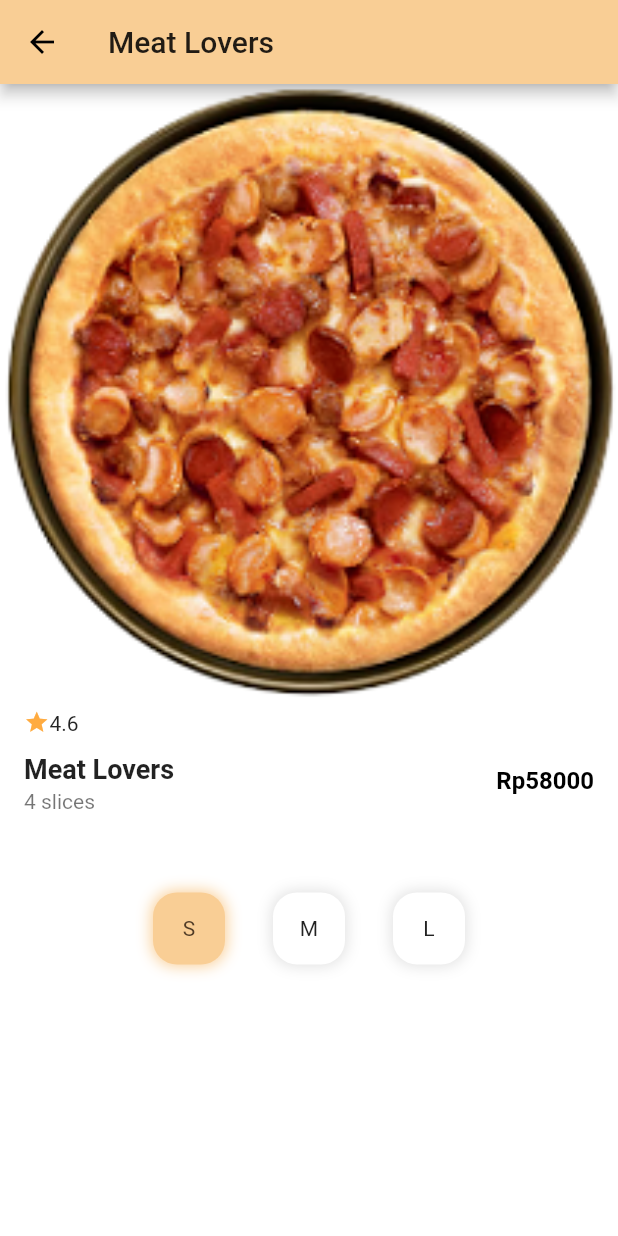
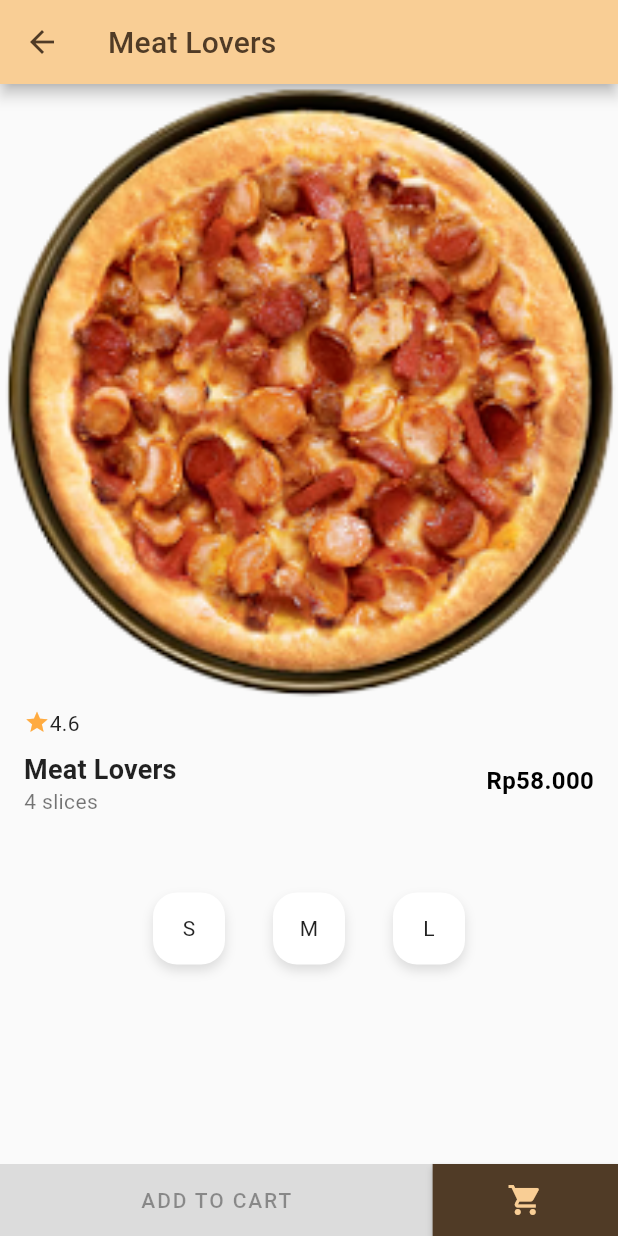
Before and after one commit to wakdyan/pizza_and_pasta, a Flutter app: the screen it shows after launch, after a tap on "Meat Lovers", on a phone screen of 412 x 824 dp. Run offline on Flutter 3.47's test engine with Material 2 defaults, Android fonts, the phone set to English and light mode, and no system bars; drawn by our look-alikes of badges; our stand-ins replace google_fonts.

Commit message:
update project with animation, add cart and order confirmation page, and formatted currency

```diff
--- a/lib/models/food.dart
+++ b/lib/models/food.dart
@@ -1,17 +1,21 @@
+import 'food_size.dart';
+
 class Food {
   int id;
   String imageUrl;
   String name;
   String tag;
+  List<FoodSize> size;
   String description;
-  String price;
-  num rating;
+  double price;
+  double rating;
 
   Food({
     this.id,
     this.imageUrl,
     this.name,
     this.tag,
+    this.size,
     this.description,
     this.price,
     this.rating,
--- /dev/null
+++ b/lib/models/food_size.dart
@@ -0,0 +1,6 @@
+class FoodSize {
+  int quantity;
+  String name;
+
+  FoodSize(this.name, [this.quantity = 1]);
+}
--- a/lib/pages/detail_page.dart
+++ b/lib/pages/detail_page.dart
@@ -1,12 +1,18 @@
+import 'dart:ui';
+
+import 'package:badges/badges.dart';
 import 'package:flutter/material.dart';
 
 import '../models/food.dart';
+import '../models/food_size.dart';
 import '../themes/app_color.dart';
 import '../themes/app_decoration.dart';
 import '../themes/app_text_style.dart';
 import '../values/data.dart';
 import '../values/dimens.dart';
 import '../widgets/rating.dart';
+import 'cart_page.dart';
+import 'home_page.dart';
 
 class DetailPage extends StatefulWidget {
   final Food food;
@@ -18,12 +24,11 @@ class DetailPage extends StatefulWidget {
 }
 
 class _DetailPageState extends State<DetailPage> {
-  var _selectedIndex = 0;
+  int _selectedIndex;
   @override
   Widget build(BuildContext context) {
     return Scaffold(
       appBar: AppBar(title: Text(widget.food.name)),
-      backgroundColor: AppColor.background,
       body: SingleChildScrollView(
         child: Column(
           crossAxisAlignment: CrossAxisAlignment.start,
@@ -36,9 +41,48 @@ class _DetailPageState extends State<DetailPage> {
               ),
             ),
             _buildFoodInfo(),
-            _buildFoodSize(context),
+            _buildFoodSizeButton(context),
           ],
         ),
+      ),
+      bottomNavigationBar: _buildBottomNavBar(context),
+    );
+  }
+
+  Widget _buildBottomNavBar(BuildContext context) {
+    return Container(
+      width: MediaQuery.of(context).size.width,
+      child: Row(
+        children: [
+          Expanded(
+            flex: 7,
+            child: ElevatedButton(
+              onPressed: _selectedIndex == null ? null : _addToCart,
+              style: ElevatedButton.styleFrom(shape: BeveledRectangleBorder()),
+              child: Text('ADD TO CART'),
+            ),
+          ),
+          Expanded(
+            flex: 3,
+            child: ElevatedButton(
+              onPressed: () => _moveToCartPage(context),
+              style: ElevatedButton.styleFrom(
+                shape: BeveledRectangleBorder(),
+                primary: AppColor.accent,
+                onPrimary: AppColor.onAccent,
+              ),
+              child: Badge(
+                showBadge: carts.isEmpty ? false : true,
+                badgeContent: Text(
+                  _getTotalQuantity(),
+                  style: badgeStyle,
+                ),
+                padding: const EdgeInsets.all(4),
+                child: Icon(Icons.shopping_cart),
+              ),
+            ),
+          ),
+        ],
       ),
     );
   }
@@ -56,7 +100,7 @@ class _DetailPageState extends State<DetailPage> {
           title: Text(widget.food.name, style: titleStyle),
           subtitle: Text(widget.food.description),
           trailing: Text(
-            widget.food.price,
+            currency.format(widget.food.price),
             style: priceStyle,
             strutStyle: StrutStyle(fontSize: 20),
           ),
@@ -65,7 +109,7 @@ class _DetailPageState extends State<DetailPage> {
     );
   }
 
-  Widget _buildFoodSize(BuildContext context) {
+  Widget _buildFoodSizeButton(BuildContext context) {
     return Container(
       height: 48,
       width: MediaQuery.of(context).size.width,
@@ -75,17 +119,19 @@ class _DetailPageState extends State<DetailPage> {
           shrinkWrap: true,
           scrollDirection: Axis.horizontal,
           itemCount: foodSizes.length,
-          itemBuilder: (context, index) {
+          itemBuilder: (_, index) {
             return GestureDetector(
-              onTap: () => setState(() => _selectedIndex = index),
-              child: Container(
+              onTap: () => _onFoodSizeButtonTapped(index),
+              child: AnimatedContainer(
+                duration: Duration(milliseconds: 300),
+                curve: Curves.fastOutSlowIn,
                 height: 48,
                 width: 48,
                 alignment: Alignment.center,
                 padding: const EdgeInsets.all(smallPadding),
                 decoration: _selectedIndex == index
-                    ? selectedSizeDecoration
-                    : unselectedSizeDecoration,
+                    ? selectedFoodSizeDecoration
+                    : unselectedFoodSizeDecoration,
                 child: Text(
                   foodSizes[index],
                   style: TextStyle(
@@ -106,4 +152,41 @@ class _DetailPageState extends State<DetailPage> {
       ),
     );
   }
+
+  void _moveToCartPage(BuildContext context) {
+    Navigator.push(
+      context,
+      MaterialPageRoute(builder: (_) => CartPage()),
+    );
+  }
+
+  void _onFoodSizeButtonTapped(int index) {
+    setState(() => _selectedIndex = index);
+  }
+
+  void _addToCart() {
+    var foods = carts.where((element) => element.name == widget.food.name);
+    if (foods.isEmpty) {
+      carts.add(widget.food..size = [FoodSize(foodSizes[_selectedIndex])]);
+    } else {
+      var sizes = foods.first.size
+          .where((element) => element.name == foodSizes[_selectedIndex]);
+      if (sizes.isEmpty) {
+        foods.first.size.add(FoodSize(foodSizes[_selectedIndex]));
+      } else {
+        sizes.first.quantity += 1;
+      }
+    }
+
+    setState(() {});
+  }
+
+  String _getTotalQuantity() {
+    return carts.fold<int>(0, (previousValue, element) {
+      return previousValue +
+          element.size.fold<int>(0, (previousValue, element) {
+            return previousValue + element.quantity;
+          });
+    }).toString();
+  }
 }
--- a/lib/pages/home_page.dart
+++ b/lib/pages/home_page.dart
@@ -1,14 +1,20 @@
 import 'package:flutter/material.dart';
+import 'package:intl/intl.dart';
 
-import '../themes/app_color.dart';
 import '../widgets/business_lunch.dart';
 import '../widgets/favorite_food.dart';
+import 'cart_page.dart';
+
+final currency = NumberFormat.currency(
+  locale: 'id_ID',
+  name: 'Rp',
+  decimalDigits: 0,
+);
 
 class HomePage extends StatelessWidget {
   @override
   Widget build(BuildContext context) {
     return Scaffold(
-      backgroundColor: AppColor.background,
       body: SafeArea(
         child: SingleChildScrollView(
           child: Column(
@@ -20,6 +26,14 @@ class HomePage extends StatelessWidget {
           ),
         ),
       ),
+      floatingActionButton: FloatingActionButton(
+        onPressed: () => _moveToCartPage(context),
+        child: Icon(Icons.shopping_cart),
+      ),
     );
   }
+
+  void _moveToCartPage(BuildContext context) {
+    Navigator.push(context, MaterialPageRoute(builder: (_) => CartPage()));
+  }
 }
--- a/lib/themes/app_color.dart
+++ b/lib/themes/app_color.dart
@@ -5,6 +5,9 @@ class AppColor {
   static const onPrimary = Color(0xff503b26);
 
   static const accent = Color(0xff503b26);
+  static const onAccent = Color(0xfff9ce95);
+
+  static const accentLight = Color(0xff7d654e);
 
   static const surface = Colors.white;
   static const onSurface = Colors.black87;
--- a/lib/themes/app_decoration.dart
+++ b/lib/themes/app_decoration.dart
@@ -15,28 +15,26 @@ final cardDecoration = BoxDecoration(
   ],
 );
 
-final selectedSizeDecoration = BoxDecoration(
+final selectedFoodSizeDecoration = BoxDecoration(
   color: AppColor.primary,
   borderRadius: BorderRadius.circular(sizeCardRadius),
   boxShadow: [
     BoxShadow(
       color: AppColor.primary,
-      offset: Offset(0, 0),
-      blurRadius: 8,
-      spreadRadius: 1,
+      offset: Offset(0, 4),
+      blurRadius: 6,
     ),
   ],
 );
 
-final unselectedSizeDecoration = BoxDecoration(
+final unselectedFoodSizeDecoration = BoxDecoration(
   color: AppColor.surface,
   borderRadius: BorderRadius.circular(sizeCardRadius),
   boxShadow: [
     BoxShadow(
       color: Colors.black12,
-      offset: Offset(0, 0),
-      blurRadius: 8,
-      spreadRadius: 1,
+      offset: Offset(0, 4),
+      blurRadius: 6,
     ),
   ],
 );
--- a/lib/themes/app_theme.dart
+++ b/lib/themes/app_theme.dart
@@ -1,12 +1,37 @@
 import 'package:flutter/material.dart';
-import 'package:submission/themes/app_color.dart';
+
+import 'app_color.dart';
+import 'app_text_style.dart';
 
 final appTheme = ThemeData(
   primaryColor: AppColor.primary,
   accentColor: AppColor.accent,
+  appBarTheme: AppBarTheme(
+    textTheme: textTheme.copyWith(
+      headline6: TextStyle(
+        fontSize: 20,
+        fontWeight: FontWeight.w500,
+        letterSpacing: 0.15,
+        color: AppColor.onPrimary,
+      ),
+    ),
+    iconTheme: IconThemeData(color: AppColor.onPrimary),
+  ),
+  backgroundColor: AppColor.background,
+  textButtonTheme: TextButtonThemeData(
+    style: TextButton.styleFrom(primary: AppColor.onPrimary),
+  ),
+  elevatedButtonTheme: ElevatedButtonThemeData(
+    style: ElevatedButton.styleFrom(
+      primary: AppColor.primary,
+      onPrimary: AppColor.onPrimary,
+      minimumSize: Size(36, 48),
+    ),
+  ),
   floatingActionButtonTheme: FloatingActionButtonThemeData(
     backgroundColor: AppColor.primary,
     foregroundColor: AppColor.onPrimary,
   ),
+  textTheme: textTheme,
   visualDensity: VisualDensity.adaptivePlatformDensity,
 );
--- a/lib/widgets/business_lunch.dart
+++ b/lib/widgets/business_lunch.dart
@@ -2,6 +2,7 @@ import 'package:flutter/material.dart';
 
 import '../models/food.dart';
 import '../pages/detail_page.dart';
+import '../pages/home_page.dart';
 import '../themes/app_decoration.dart';
 import '../themes/app_text_style.dart';
 import '../values/data.dart';
@@ -92,7 +93,7 @@ class BusinessLunch extends StatelessWidget {
                 children: <Widget>[
                   Rating(food.rating),
                   Text(
-                    food.price,
+                    currency.format(food.price),
                     style: TextStyle(
                       fontWeight: FontWeight.bold,
                       color: Colors.black,
--- a/lib/widgets/favorite_food.dart
+++ b/lib/widgets/favorite_food.dart
@@ -2,6 +2,7 @@ import 'package:flutter/material.dart';
 
 import '../models/food.dart';
 import '../pages/detail_page.dart';
+import '../pages/home_page.dart';
 import '../themes/app_decoration.dart';
 import '../themes/app_text_style.dart';
 import '../values/data.dart';
@@ -88,7 +89,7 @@ class FavoriteFood extends StatelessWidget {
         children: [
           TextSpan(
             text: 'dishes',
-            style: headerStyle.copyWith(fontSize: 21, color: Colors.grey),
+            style: headerStyle.copyWith(fontSize: 18, color: Colors.grey),
           ),
         ],
       ),
@@ -116,7 +117,7 @@ class FavoriteFood extends StatelessWidget {
                 mainAxisAlignment: MainAxisAlignment.spaceBetween,
                 children: <Widget>[
                   Rating(food.rating),
-                  Text(food.price, style: priceStyle)
+                  Text(currency.format(food.price), style: priceStyle)
                 ],
               )
             ],
```
Also changed, not shown: lib/pages/cart_page.dart (added, +258 -0 lines), lib/pages/order_confirmation_page.dart (added, +52 -0 lines), lib/themes/app_text_style.dart (+75 -0 lines), lib/values/data.dart (+8 -7 lines), pubspec.yaml (+3 -8 lines), pubspec.lock, 1 other file.
